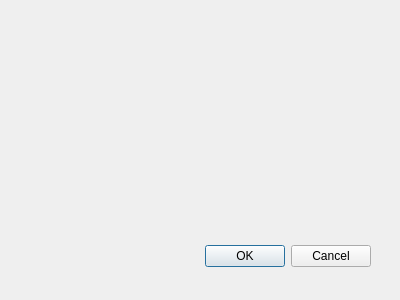
Before: the Qt Designer form Application/Application/registration.ui in abutlerboudakian/future_wallet, drawn with Qt 5.
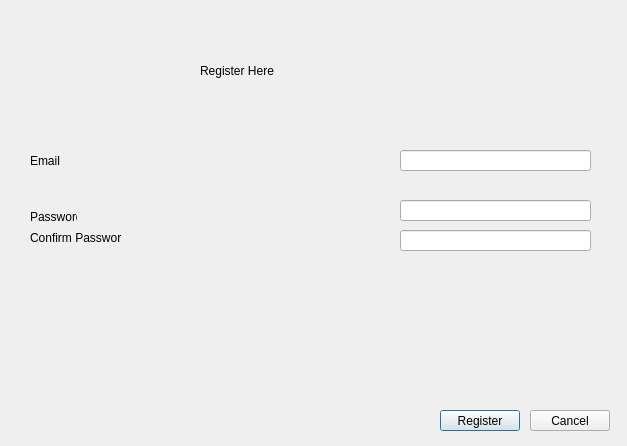
After: the same form once the commit is applied.

Commit message: Register page complete

```diff
--- a/Application/Application/registration.ui
+++ b/Application/Application/registration.ui
@@ -8,27 +8,125 @@
    <rect>
     <x>0</x>
     <y>0</y>
-    <width>400</width>
-    <height>300</height>
+    <width>627</width>
+    <height>446</height>
    </rect>
   </property>
   <property name="windowTitle">
    <string>Dialog</string>
   </property>
-  <widget class="QDialogButtonBox" name="buttonBox">
+  <widget class="QLabel" name="label">
    <property name="geometry">
     <rect>
      <x>30</x>
-     <y>240</y>
-     <width>341</width>
-     <height>32</height>
+     <y>150</y>
+     <width>51</width>
+     <height>21</height>
     </rect>
    </property>
-   <property name="orientation">
-    <enum>Qt::Horizontal</enum>
+   <property name="text">
+    <string>Email</string>
    </property>
-   <property name="standardButtons">
-    <set>QDialogButtonBox::Cancel|QDialogButtonBox::Ok</set>
+  </widget>
+  <widget class="QLabel" name="label_2">
+   <property name="geometry">
+    <rect>
+     <x>30</x>
+     <y>210</y>
+     <width>47</width>
+     <height>13</height>
+    </rect>
+   </property>
+   <property name="text">
+    <string>Password</string>
+   </property>
+  </widget>
+  <widget class="QLabel" name="label_3">
+   <property name="geometry">
+    <rect>
+     <x>30</x>
+     <y>230</y>
+     <width>91</width>
+     <height>16</height>
+    </rect>
+   </property>
+   <property name="text">
+    <string>Confirm Password</string>
+   </property>
+  </widget>
+  <widget class="QLineEdit" name="emailInput">
+   <property name="geometry">
+    <rect>
+     <x>400</x>
+     <y>150</y>
+     <width>191</width>
+     <height>21</height>
+    </rect>
+   </property>
+  </widget>
+  <widget class="QLineEdit" name="passInput">
+   <property name="geometry">
+    <rect>
+     <x>400</x>
+     <y>200</y>
+     <width>191</width>
+     <height>21</height>
+    </rect>
+   </property>
+  </widget>
+  <widget class="QLineEdit" name="confirmPassInput">
+   <property name="geometry">
+    <rect>
+     <x>400</x>
+     <y>230</y>
+     <width>191</width>
+     <height>21</height>
+    </rect>
+   </property>
+  </widget>
+  <widget class="QLabel" name="label_4">
+   <property name="geometry">
+    <rect>
+     <x>200</x>
+     <y>50</y>
+     <width>251</width>
+     <height>41</height>
+    </rect>
+   </property>
+   <property name="styleSheet">
+    <string notr="true">font: 28pt &quot;MS Shell Dlg 2&quot;;</string>
+   </property>
+   <property name="text">
+    <string>Register Here</string>
+   </property>
+   <property name="scaledContents">
+    <bool>false</bool>
+   </property>
+  </widget>
+  <widget class="QPushButton" name="btnRegister">
+   <property name="geometry">
+    <rect>
+     <x>440</x>
+     <y>410</y>
+     <width>80</width>
+     <height>21</height>
+    </rect>
+   </property>
+   <property name="text">
+    <string>Register</string>
+   </property>
+  </widget>
+  <widget class="QPushButton" name="btnCancel">
+   <property name="geometry">
+    <rect>
+     <x>530</x>
+     <y>410</y>
+     <width>80</width>
+     <height>21</height>
+    </rect>
+   </property>
+   <property name="text">
+    <string>Cancel</string>
    </property>
   </widget>
  </widget>
```
Left out of the diff: 40 changed lines with no effect on the pictures. The commit also changes 5 other files.
